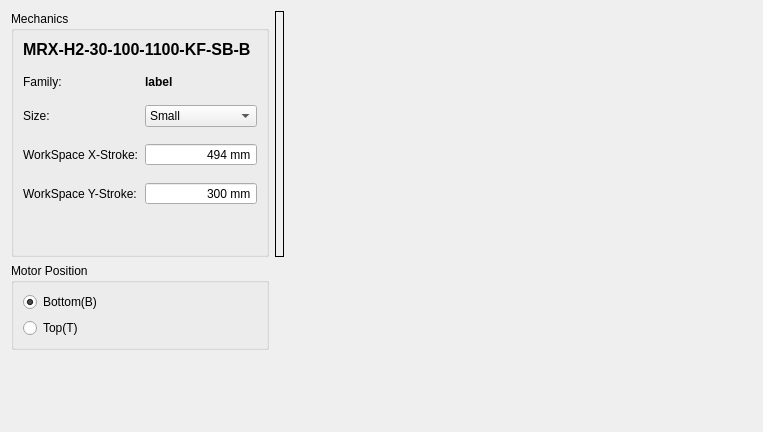
The window that source/wnd/h2configuration.ui (ww4u/mct-t4) describes before a commit, drawn with Qt 5.
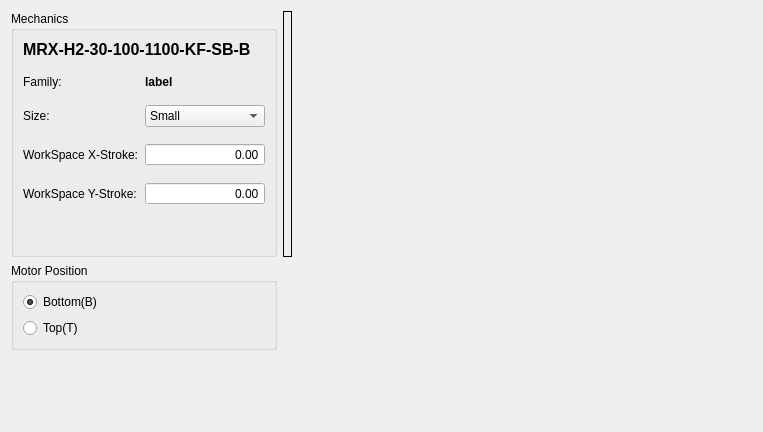
The same window after the commit. Icons and pictures are not drawn.

What changed in the file:
```diff
--- a/source/wnd/h2configuration.ui
+++ b/source/wnd/h2configuration.ui
@@ -128,109 +128,26 @@
         </property>
        </widget>
       </item>
-      <item row="4" column="1" colspan="2">
-       <widget class="QSpinBox" name="spinBox_X">
-        <property name="sizePolicy">
-         <sizepolicy hsizetype="Preferred" vsizetype="Fixed">
-          <horstretch>0</horstretch>
-          <verstretch>0</verstretch>
-         </sizepolicy>
-        </property>
-        <property name="cursor">
-         <cursorShape>IBeamCursor</cursorShape>
-        </property>
-        <property name="focusPolicy">
-         <enum>Qt::ClickFocus</enum>
-        </property>
-        <property name="inputMethodHints">
-         <set>Qt::ImhFormattedNumbersOnly</set>
-        </property>
-        <property name="alignment">
-         <set>Qt::AlignRight|Qt::AlignTrailing|Qt::AlignVCenter</set>
-        </property>
-        <property name="buttonSymbols">
-         <enum>QAbstractSpinBox::NoButtons</enum>
-        </property>
-        <property name="specialValueText">
-         <string notr="true"/>
-        </property>
-        <property name="suffix">
-         <string notr="true"> mm</string>
-        </property>
-        <property name="prefix">
-         <string notr="true"/>
-        </property>
-        <property name="minimum">
-         <number>0</number>
-        </property>
-        <property name="maximum">
-         <number>10000</number>
-        </property>
-        <property name="singleStep">
-         <number>10</number>
-        </property>
-        <property name="value">
-         <number>494</number>
-        </property>
-       </widget>
-      </item>
-      <item row="5" column="1" colspan="2">
-       <widget class="QSpinBox" name="spinBox_Y">
-        <property name="sizePolicy">
-         <sizepolicy hsizetype="Preferred" vsizetype="Fixed">
-          <horstretch>0</horstretch>
-          <verstretch>0</verstretch>
-         </sizepolicy>
-        </property>
-        <property name="cursor">
-         <cursorShape>IBeamCursor</cursorShape>
-        </property>
-        <property name="focusPolicy">
-         <enum>Qt::ClickFocus</enum>
-        </property>
-        <property name="inputMethodHints">
-         <set>Qt::ImhFormattedNumbersOnly</set>
-        </property>
-        <property name="alignment">
-         <set>Qt::AlignRight|Qt::AlignTrailing|Qt::AlignVCenter</set>
-        </property>
-        <property name="buttonSymbols">
-         <enum>QAbstractSpinBox::NoButtons</enum>
-        </property>
-        <property name="specialValueText">
-         <string notr="true"/>
-        </property>
-        <property name="showGroupSeparator" stdset="0">
-         <bool>false</bool>
-        </property>
-        <property name="suffix">
-         <string notr="true"> mm</string>
-        </property>
-        <property name="prefix">
-         <string notr="true"/>
-        </property>
-        <property name="minimum">
-         <number>0</number>
-        </property>
-        <property name="maximum">
-         <number>10000</number>
-        </property>
-        <property name="singleStep">
-         <number>10</number>
-        </property>
-        <property name="value">
-         <number>300</number>
-        </property>
-       </widget>
-      </item>
       <item row="3" column="1" colspan="2">
        <widget class="QComboBox" name="sizeComboBox">
         <property name="sizePolicy">
-         <sizepolicy hsizetype="Preferred" vsizetype="Fixed">
+         <sizepolicy hsizetype="Fixed" vsizetype="Fixed">
           <horstretch>0</horstretch>
           <verstretch>0</verstretch>
          </sizepolicy>
         </property>
+        <property name="minimumSize">
+         <size>
+          <width>120</width>
+          <height>0</height>
+         </size>
+        </property>
+        <property name="maximumSize">
+         <size>
+          <width>120</width>
+          <height>16777215</height>
+         </size>
+        </property>
         <property name="focusPolicy">
          <enum>Qt::ClickFocus</enum>
         </property>
@@ -268,6 +185,95 @@
         </property>
        </spacer>
       </item>
+      <item row="4" column="1" colspan="2">
+       <widget class="QDoubleSpinBox" name="doubleSpinBox_X">
+        <property name="sizePolicy">
+         <sizepolicy hsizetype="Fixed" vsizetype="Fixed">
+          <horstretch>0</horstretch>
+          <verstretch>0</verstretch>
+         </sizepolicy>
+        </property>
+        <property name="minimumSize">
+         <size>
+          <width>120</width>
+          <height>0</height>
+         </size>
+        </property>
+        <property name="maximumSize">
+         <size>
+          <width>120</width>
+          <height>16777215</height>
+         </size>
+        </property>
+        <property name="cursor">
+         <cursorShape>IBeamCursor</cursorShape>
+        </property>
+        <property name="focusPolicy">
+         <enum>Qt::ClickFocus</enum>
+        </property>
+        <property name="inputMethodHints">
+         <set>Qt::ImhFormattedNumbersOnly</set>
+        </property>
+        <property name="alignment">
+         <set>Qt::AlignRight|Qt::AlignTrailing|Qt::AlignVCenter</set>
+        </property>
+        <property name="buttonSymbols">
+         <enum>QAbstractSpinBox::NoButtons</enum>
+        </property>
+        <property name="specialValueText">
+         <string notr="true"/>
+        </property>
+        <property name="maximum">
+         <double>100000.000000000000000</double>
+        </property>
+       </widget>
+      </item>
+      <item row="5" column="1" colspan="2">
+       <widget class="QDoubleSpinBox" name="doubleSpinBox_Y">
+        <property name="sizePolicy">
+         <sizepolicy hsizetype="Fixed" vsizetype="Fixed">
+          <horstretch>0</horstretch>
+          <verstretch>0</verstretch>
+         </sizepolicy>
+        </property>
+        <property name="minimumSize">
+         <size>
+          <width>120</width>
+          <height>0</height>
+         </size>
+        </property>
+        <property name="maximumSize">
+         <size>
+          <width>120</width>
+          <height>16777215</height>
+         </size>
+        </property>
+        <property name="cursor">
+         <cursorShape>IBeamCursor</cursorShape>
+        </property>
+        <property name="focusPolicy">
+         <enum>Qt::ClickFocus</enum>
+        </property>
+        <property name="inputMethodHints">
+         <set>Qt::ImhFormattedNumbersOnly</set>
+        </property>
+        <property name="alignment">
+         <set>Qt::AlignRight|Qt::AlignTrailing|Qt::AlignVCenter</set>
+        </property>
+        <property name="buttonSymbols">
+         <enum>QAbstractSpinBox::NoButtons</enum>
+        </property>
+        <property name="specialValueText">
+         <string notr="true"/>
+        </property>
+        <property name="showGroupSeparator" stdset="0">
+         <bool>false</bool>
+        </property>
+        <property name="maximum">
+         <double>100000.000000000000000</double>
+        </property>
+       </widget>
+      </item>
      </layout>
     </widget>
    </item>
```
